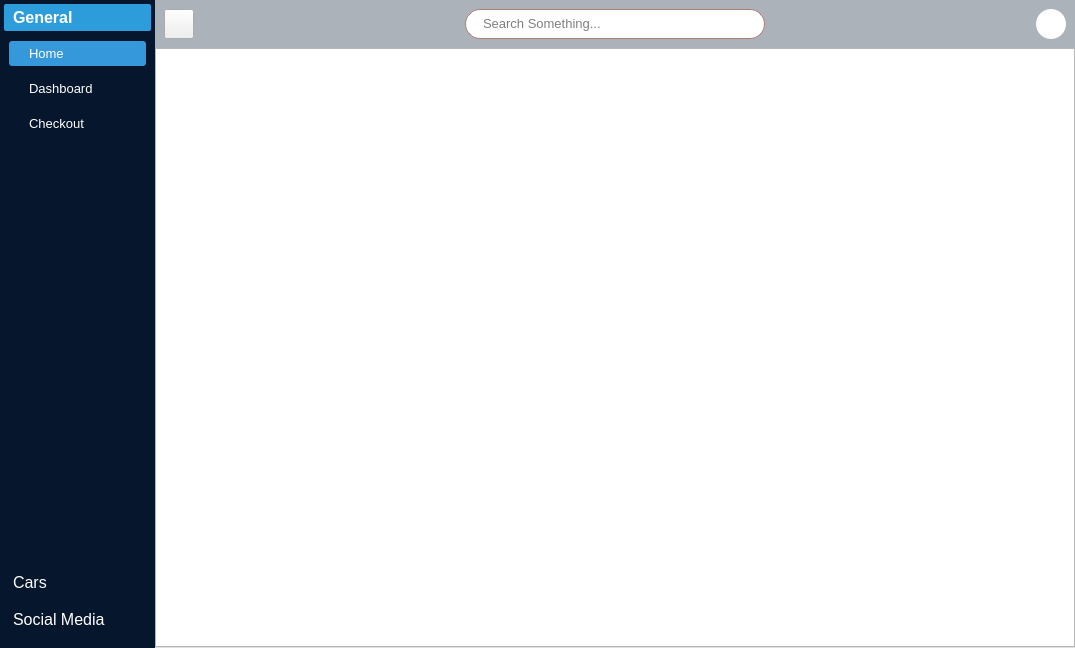
First picture: the form in ui/main_window.ui, repository initprog/QPos, before the edit.
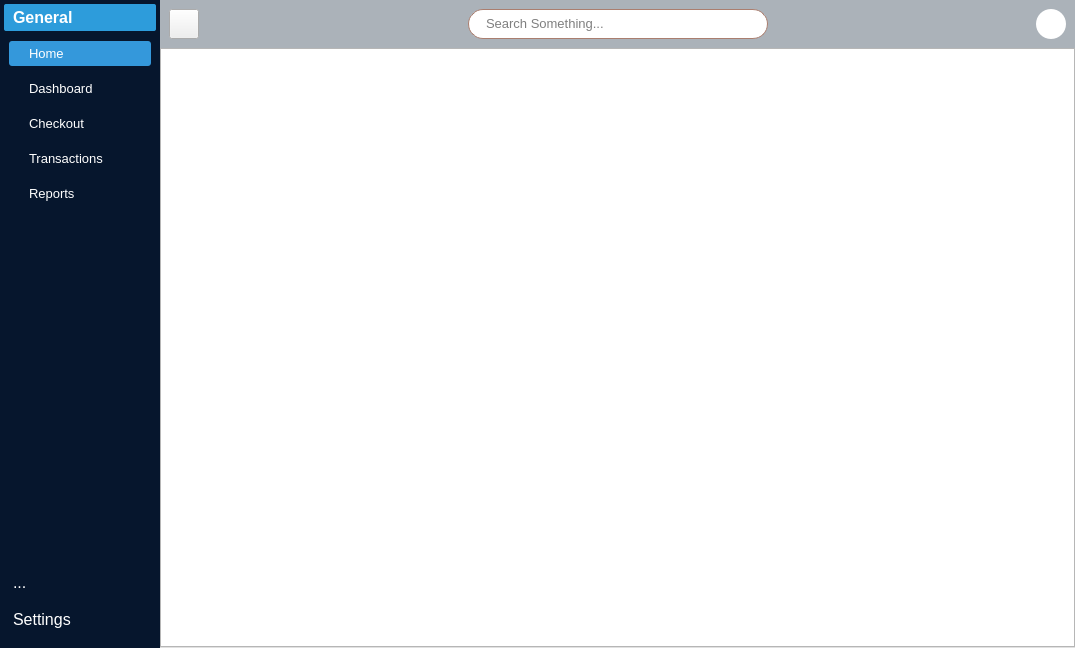
Second picture: the form after the edit. The open tabs and pages were chosen to show the change. Icons and pictures are not drawn.

Diff of the .ui file:
```diff
--- a/ui/main_window.ui
+++ b/ui/main_window.ui
@@ -129,8 +129,8 @@
             <rect>
              <x>0</x>
              <y>0</y>
-             <width>162</width>
-             <height>512</height>
+             <width>164</width>
+             <height>509</height>
             </rect>
            </property>
            <attribute name="icon">
@@ -216,6 +216,36 @@
               </property>
              </widget>
             </item>
+            <item>
+             <widget class="QPushButton" name="btnTransaction">
+              <property name="font">
+               <font>
+                <pointsize>10</pointsize>
+               </font>
+              </property>
+              <property name="text">
+               <string>Transactions</string>
+              </property>
+              <property name="checkable">
+               <bool>true</bool>
+              </property>
+             </widget>
+            </item>
+            <item>
+             <widget class="QPushButton" name="btnReport">
+              <property name="font">
+               <font>
+                <pointsize>10</pointsize>
+               </font>
+              </property>
+              <property name="text">
+               <string>Reports</string>
+              </property>
+              <property name="checkable">
+               <bool>true</bool>
+              </property>
+             </widget>
+            </item>
             <item>
              <spacer name="verticalSpacer">
               <property name="orientation">
@@ -245,7 +275,7 @@
              <normaloff>:/icon/icon/car-4-48.ico</normaloff>:/icon/icon/car-4-48.ico</iconset>
            </attribute>
            <attribute name="label">
-            <string>Cars</string>
+            <string>...</string>
            </attribute>
            <layout class="QVBoxLayout" name="verticalLayout_2">
             <property name="spacing">
@@ -346,7 +376,7 @@
              <normaloff>:/icon/icon/group-48.ico</normaloff>:/icon/icon/group-48.ico</iconset>
            </attribute>
            <attribute name="label">
-            <string>Social Media</string>
+            <string>Settings</string>
            </attribute>
            <layout class="QVBoxLayout" name="verticalLayout_3">
             <property name="spacing">
```
Left out of the diff: 31 changed lines with no effect on the pictures.
